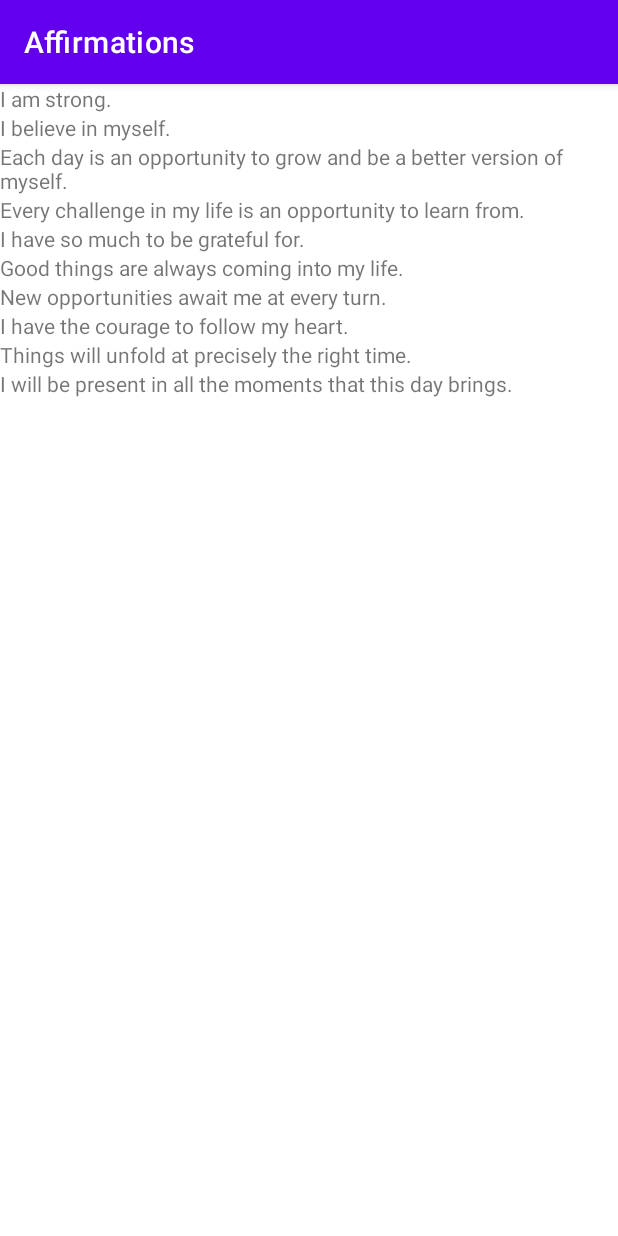
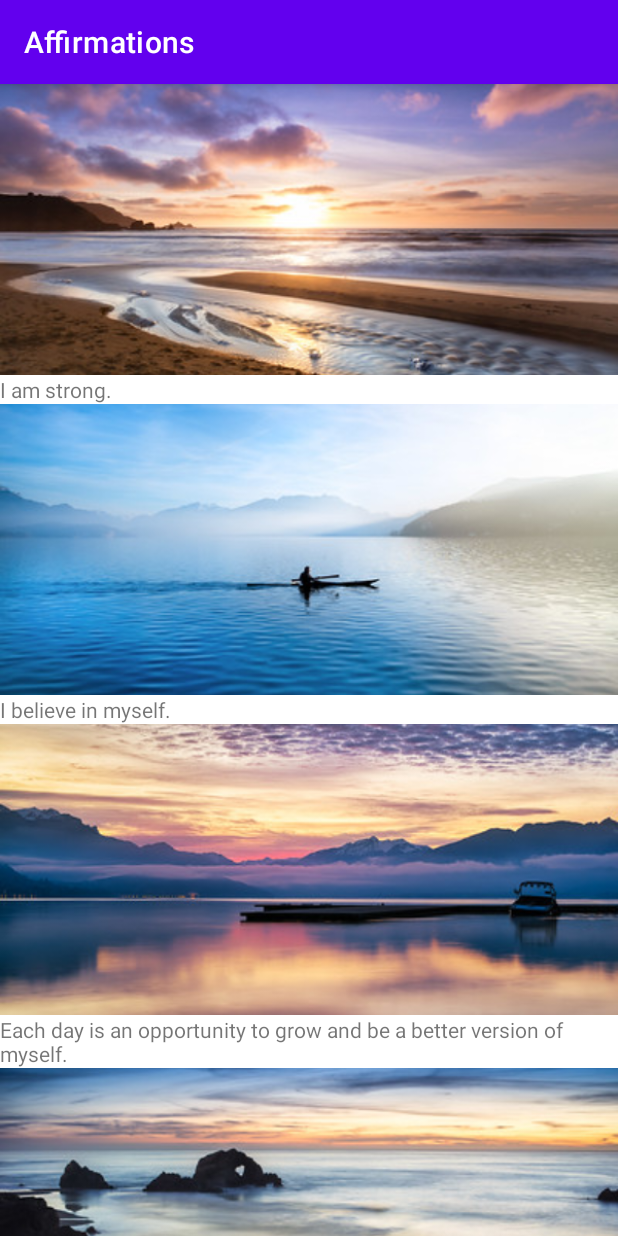
Before and after one commit to rafaelalma/affirmations, an Android app: the screen it shows after launch (MainActivity), on a phone screen of 412 x 824 dp. Run offline under Robolectric (Android 15) with nearby library versions, the phone set to English and light mode, and no system bars.

Commit message:
Add images

```diff
--- a/app/src/main/java/com/example/affirmations/adapter/ItemAdapter.kt
+++ b/app/src/main/java/com/example/affirmations/adapter/ItemAdapter.kt
@@ -4,6 +4,7 @@ import android.content.Context
 import android.view.LayoutInflater
 import android.view.View
 import android.view.ViewGroup
+import android.widget.ImageView
 import android.widget.TextView
 import androidx.recyclerview.widget.RecyclerView
 import com.example.affirmations.R
@@ -21,6 +22,7 @@ class ItemAdapter(private val context: Context,
     class ItemViewHolder(view: View) : RecyclerView.ViewHolder(view) {
 
         val textView: TextView = view.findViewById(R.id.item_title)
+        val imageView: ImageView = view.findViewById(R.id.item_image)
     }
 
     // Create new views (invoked by the layout manager)
@@ -38,6 +40,7 @@ class ItemAdapter(private val context: Context,
 
         val item = dataset[position]
         holder.textView.text = context.resources.getString(item.stringResourceId)
+        holder.imageView.setImageResource(item.imageResourceId)
     }
 
     // Returns the size of your dataset (invoked by the layout manager)
--- a/app/src/main/java/com/example/affirmations/data/Datasource.kt
+++ b/app/src/main/java/com/example/affirmations/data/Datasource.kt
@@ -6,15 +6,15 @@ import com.example.affirmations.model.Affirmation
 class Datasource {
     fun loadAffirmations(): List<Affirmation> {
         return listOf(
-                Affirmation(R.string.affirmation1),
-                Affirmation(R.string.affirmation2),
-                Affirmation(R.string.affirmation3),
-                Affirmation(R.string.affirmation4),
-                Affirmation(R.string.affirmation5),
-                Affirmation(R.string.affirmation6),
-                Affirmation(R.string.affirmation7),
-                Affirmation(R.string.affirmation8),
-                Affirmation(R.string.affirmation9),
-                Affirmation(R.string.affirmation10))
+                Affirmation(R.string.affirmation1, R.drawable.image1),
+                Affirmation(R.string.affirmation2, R.drawable.image2),
+                Affirmation(R.string.affirmation3, R.drawable.image3),
+                Affirmation(R.string.affirmation4, R.drawable.image4),
+                Affirmation(R.string.affirmation5, R.drawable.image5),
+                Affirmation(R.string.affirmation6, R.drawable.image6),
+                Affirmation(R.string.affirmation7, R.drawable.image7),
+                Affirmation(R.string.affirmation8, R.drawable.image8),
+                Affirmation(R.string.affirmation9, R.drawable.image9),
+                Affirmation(R.string.affirmation10, R.drawable.image10))
     }
 }
--- a/app/src/main/java/com/example/affirmations/model/Affirmation.kt
+++ b/app/src/main/java/com/example/affirmations/model/Affirmation.kt
@@ -1,3 +1,8 @@
 package com.example.affirmations.model
 
-data class Affirmation(val stringResourceId: Int)
+import androidx.annotation.DrawableRes
+import androidx.annotation.StringRes
+
+data class Affirmation(
+        @StringRes val stringResourceId: Int,
+        @DrawableRes val imageResourceId: Int)
--- a/app/src/main/res/layout/list_item.xml
+++ b/app/src/main/res/layout/list_item.xml
@@ -1,5 +1,19 @@
 <?xml version="1.0" encoding="utf-8"?>
-<TextView xmlns:android="http://schemas.android.com/apk/res/android"
-    android:id="@+id/item_title"
-    android:layout_width="wrap_content"
-    android:layout_height="wrap_content" />
+<LinearLayout xmlns:android="http://schemas.android.com/apk/res/android"
+    android:layout_width="match_parent"
+    android:layout_height="wrap_content"
+    android:orientation="vertical">
+
+    <ImageView
+        android:id="@+id/item_image"
+        android:layout_width="match_parent"
+        android:layout_height="194dp"
+        android:importantForAccessibility="no"
+        android:scaleType="centerCrop" />
+
+    <TextView
+        android:id="@+id/item_title"
+        android:layout_width="wrap_content"
+        android:layout_height="wrap_content" />
+
+</LinearLayout>
```
Also changed, not shown: app/src/main/res/drawable-v24/image1.jpg (added), app/src/main/res/drawable-v24/image10.jpg (added), app/src/main/res/drawable-v24/image2.jpg (added), app/src/main/res/drawable-v24/image3.jpg (added), app/src/main/res/drawable-v24/image4.jpg (added), app/src/main/res/drawable-v24/image5.jpg (added), app/src/main/res/drawable-v24/image6.jpg (added), app/src/main/res/drawable-v24/image7.jpg (added), app/src/main/res/drawable-v24/image8.jpg (added), app/src/main/res/drawable-v24/image9.jpg (added).
